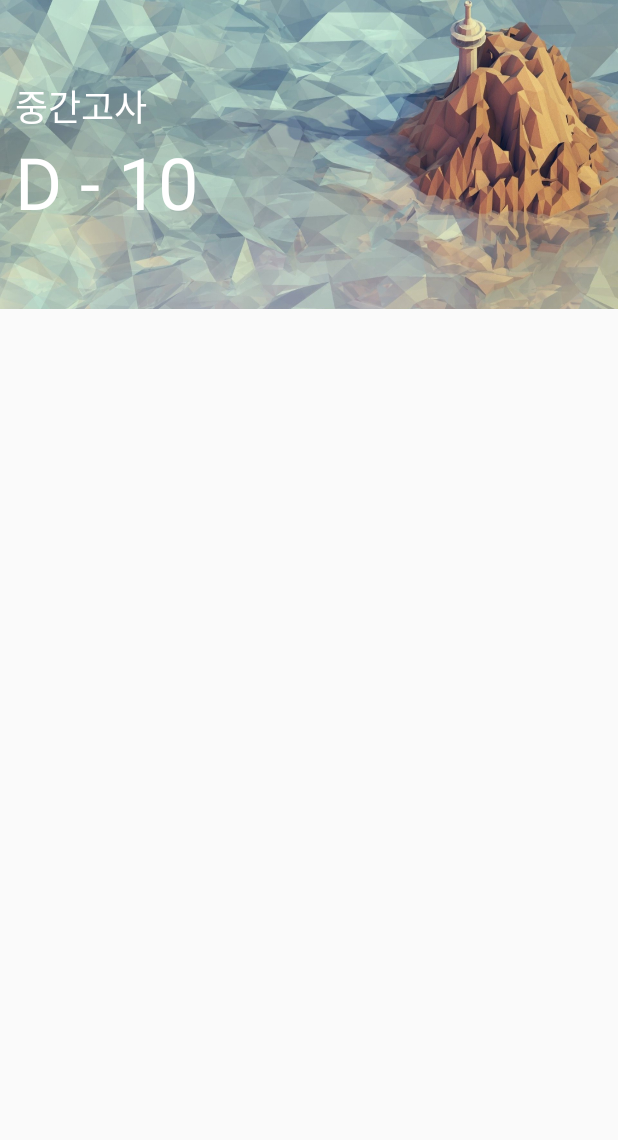
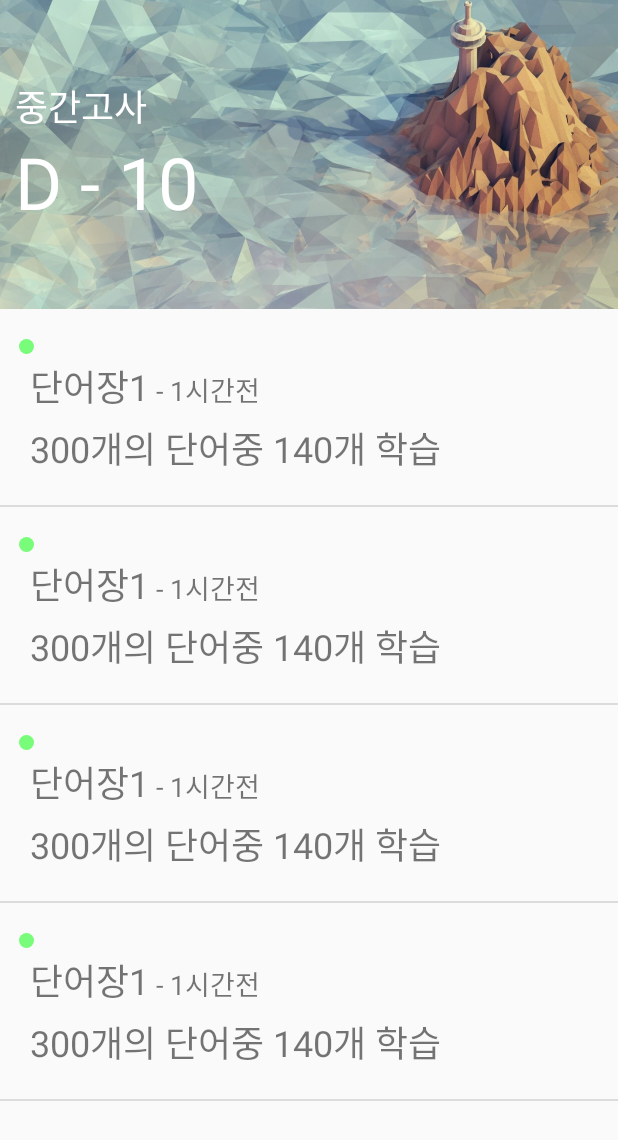
Before and after one commit to dudgns0507/LearnDoIn, an Android app: the ListActivity screen opened directly, with no data from a screen before it, on a phone screen of 412 x 824 dp. Shown: the top 1140 px of the screen. Run offline under Robolectric (Android 15) with nearby library versions, the phone set to English and light mode, and no system bars; Roboto replaces fonts that are not available here; 2 statements that could not run were skipped.

Commit message:
Add ListView, Fix overlap registration

```diff
--- a/LearnDoIn/app/src/main/java/com/example/dudgns0507/learndoin/Activity/ListActivity.java
+++ b/LearnDoIn/app/src/main/java/com/example/dudgns0507/learndoin/Activity/ListActivity.java
@@ -5,6 +5,7 @@ import android.content.SharedPreferences;
 import android.graphics.Bitmap;
 import android.graphics.BitmapFactory;
 import android.graphics.Color;
+import android.graphics.Typeface;
 import android.graphics.drawable.BitmapDrawable;
 import android.graphics.drawable.Drawable;
 import android.os.Bundle;
@@ -15,7 +16,9 @@ import android.util.Log;
 import android.view.LayoutInflater;
 import android.view.View;
 import android.view.ViewGroup;
+import android.widget.AdapterView;
 import android.widget.BaseAdapter;
+import android.widget.Button;
 import android.widget.ImageView;
 import android.widget.LinearLayout;
 import android.widget.ListView;
@@ -55,6 +58,33 @@ public class ListActivity extends AppCompatActivity {
 
         mAdapter = new ListViewAdapter(this);
         mListView.setAdapter(mAdapter);
+        mListView.setOnItemClickListener(new AdapterView.OnItemClickListener() {
+            @Override
+            public void onItemClick(AdapterView<?> parent, View view, int position, long id) {
+
+            }
+        });
+
+        mAdapter.addItem("단어장1", "1시간전", 300, 140, 1);
+        mAdapter.addItem("단어장1", "1시간전", 300, 140, 1);
+        mAdapter.addItem("단어장1", "1시간전", 300, 140, 1);
+        mAdapter.addItem("단어장1", "1시간전", 300, 140, 1);
+
+        setFont("NanumBarunGothicLight.otf", R.id.dday_text);
+        setFont("NanumBarunGothicLight.otf", R.id.dday_title);
+    }
+
+    void setFont(String path, int res) {
+        Typeface font = Typeface.createFromAsset(this.getAssets(), path);
+
+        if (findViewById(res) instanceof TextView) {
+            TextView mTextView = (TextView) findViewById(res);
+            mTextView.setTypeface(font);
+        }
+        if (findViewById(res) instanceof Button) {
+            Button mButton = (Button) findViewById(res);
+            mButton.setTypeface(font);
+        }
     }
 
     @Override
@@ -143,14 +173,38 @@ public class ListActivity extends AppCompatActivity {
 
             ListData mData = mListData.get(position);
 
-            //Log.w(TAG, "title : " + mData.title + ", bookmark : " + mData.bookMark + ", color : " + mData.color);
-            //set textview
+            holder.word_title.setText(mData.word_title);
+            holder.latest.setText(" - " + mData.latest);
+            holder.study_process.setText(mData.all + "개의 단어중 " + mData.process + "개 학습");
+
+            setFont("NanumBarunGothicLight.otf", R.id.word_process);
+            setFont("NanumBarunGothicLight.otf", R.id.word_latest);
+            setFont("NanumBarunGothicLight.otf", R.id.word_title);
+
+            Drawable d = null;
+
+            switch (mData.tag) {
+                case 1: d = getDrawable(R.drawable.circle_green); break;
+                case 2: d = getDrawable(R.drawable.circle_green); break;
+                case 3: d = getDrawable(R.drawable.circle_green); break;
+                case 4: d = getDrawable(R.drawable.circle_green); break;
+                case 5: d = getDrawable(R.drawable.circle_green); break;
+                case 6: d = getDrawable(R.drawable.circle_green); break;
+            }
+
+            holder.state.setImageDrawable(d);
             return convertView;
         }
 
-        public void addItem(String mTitle, String mFileName, String mColor, boolean mark, int count){
+        public void addItem(String title, String latest, int total, int now, int tag){
             ListData addInfo = null;
             addInfo = new ListData();
+
+            addInfo.tag = tag;
+            addInfo.all = total;
+            addInfo.process = now;
+            addInfo.latest = latest;
+            addInfo.word_title = title;
 
             mListData.add(addInfo);
         }
@@ -163,5 +217,18 @@ public class ListActivity extends AppCompatActivity {
         public void dataChange(){
             mAdapter.notifyDataSetChanged();
         }
+
+        void setFont(String path, int res) {
+            Typeface font = Typeface.createFromAsset(getAssets(), path);
+
+            if (findViewById(res) instanceof TextView) {
+                TextView mTextView = (TextView) findViewById(res);
+                mTextView.setTypeface(font);
+            }
+            if (findViewById(res) instanceof Button) {
+                Button mButton = (Button) findViewById(res);
+                mButton.setTypeface(font);
+            }
+        }
     }
 }
--- a/LearnDoIn/app/src/main/java/com/example/dudgns0507/learndoin/Activity/ListData.java
+++ b/LearnDoIn/app/src/main/java/com/example/dudgns0507/learndoin/Activity/ListData.java
@@ -7,7 +7,8 @@ package com.example.dudgns0507.learndoin.Activity;
 public class ListData {
     public String word_title;
     public String latest;
-    public String process;
 
+    public int all;
+    public int process;
     public int tag;
 }
--- a/LearnDoIn/app/src/main/java/com/example/dudgns0507/learndoin/Activity/RegistrationActivity.java
+++ b/LearnDoIn/app/src/main/java/com/example/dudgns0507/learndoin/Activity/RegistrationActivity.java
@@ -130,6 +130,11 @@ public class RegistrationActivity extends AppCompatActivity implements View.OnCl
     public void processFinish(String output) {
         asyncDialog.dismiss();
 
+        if(output.equals("1")) {
+            Snackbar.make(getWindow().getDecorView().getRootView(), "이미 가입된 계정입니다.", Snackbar.LENGTH_SHORT).show();
+        }
+        else
+        {
             Snackbar.make(getWindow().getDecorView().getRootView(), "가입 완료", Snackbar.LENGTH_SHORT)
                     .setActionTextColor(Color.GREEN)
                     .setAction("확인", new View.OnClickListener() {
@@ -147,3 +152,4 @@ public class RegistrationActivity extends AppCompatActivity implements View.OnCl
                     }).show();
         }
     }
+}
--- a/LearnDoIn/app/src/main/res/layout/activity_list.xml
+++ b/LearnDoIn/app/src/main/res/layout/activity_list.xml
@@ -27,7 +27,7 @@
                 android:text="중간고사"
                 android:layout_width="match_parent"
                 android:layout_height="wrap_content"
-                android:id="@+id/textView"
+                android:id="@+id/dday_title"
                 android:textColor="#ffffff"
                 android:textSize="24sp"/>
 
@@ -35,7 +35,7 @@
                 android:text="D - 10"
                 android:layout_width="match_parent"
                 android:layout_height="wrap_content"
-                android:id="@+id/textView2"
+                android:id="@+id/dday_text"
                 android:textColor="#ffffff"
                 android:textSize="48sp" />
         </LinearLayout>
--- a/LearnDoIn/app/src/main/res/layout/wordlist_item.xml
+++ b/LearnDoIn/app/src/main/res/layout/wordlist_item.xml
@@ -3,29 +3,33 @@
     android:orientation="vertical" android:layout_width="match_parent"
     android:layout_height="match_parent"
     android:gravity="center_vertical"
-    android:id="@+id/list_item_root">
+    android:id="@+id/list_item_root"
+    android:paddingTop="20dp"
+    android:paddingBottom="20dp">
 
     <LinearLayout
         android:layout_width="match_parent"
-        android:layout_height="10dp">
+        android:layout_height="10dp"
+        android:layout_marginBottom="3dp">
         <ImageView
             android:layout_width="wrap_content"
             android:layout_height="wrap_content"
             android:src="@drawable/circle_green"
-            android:paddingLeft="5dp"
+            android:paddingLeft="10dp"
             android:id="@+id/item_state"/>
     </LinearLayout>
     <LinearLayout
         android:layout_width="match_parent"
         android:layout_height="wrap_content"
-        android:orientation="horizontal">
+        android:orientation="horizontal"
+        android:layout_marginBottom="5dp">
         <TextView
             android:text="단어장"
             android:layout_width="wrap_content"
             android:layout_height="wrap_content"
             android:id="@+id/word_title"
             android:textSize="24sp"
-            android:paddingLeft="10dp"/>
+            android:paddingLeft="20dp"/>
         <TextView
             android:layout_width="wrap_content"
             android:layout_height="wrap_content"
@@ -40,5 +44,5 @@
         android:layout_height="wrap_content"
         android:id="@+id/word_process"
         android:textSize="24sp"
-        android:paddingLeft="10dp"/>
+        android:paddingLeft="20dp"/>
 </LinearLayout>
```
Lines whose indentation alone changed are shown as unchanged.
